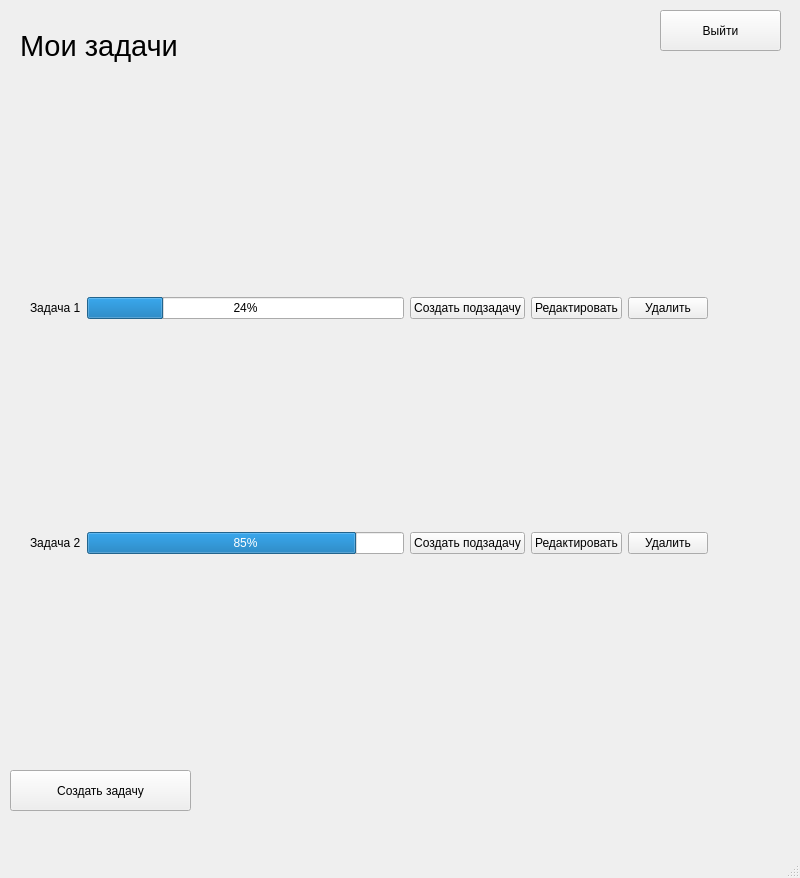
Qt form gui/tasks.ui (BardRandall/Planner) before a commit.
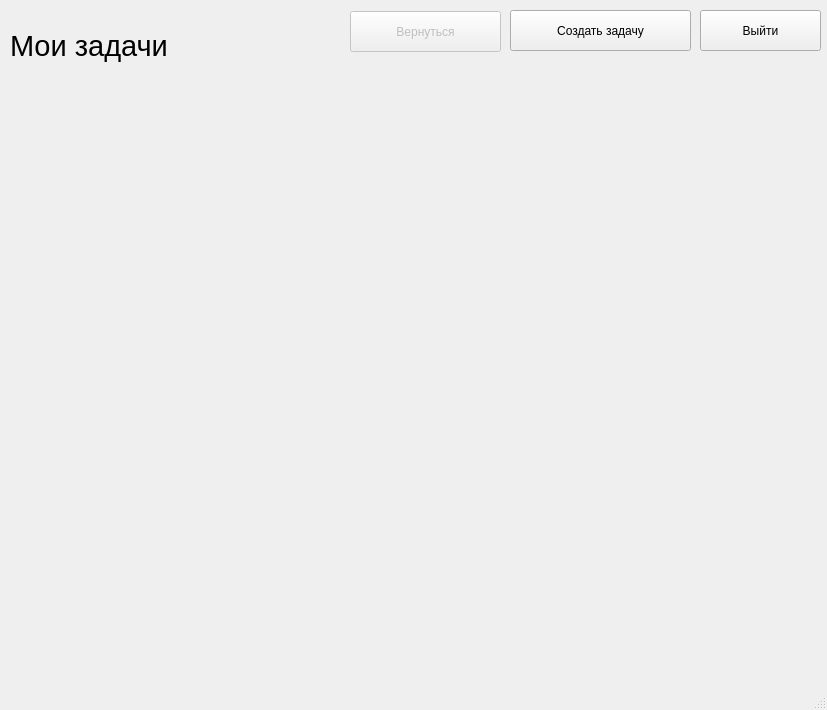
The same form after that commit.

Commit message: Added creation, edit, display tasks

What changed in the file:
```diff
--- a/gui/tasks.ui
+++ b/gui/tasks.ui
@@ -6,8 +6,8 @@
    <rect>
     <x>0</x>
     <y>0</y>
-    <width>800</width>
-    <height>878</height>
+    <width>827</width>
+    <height>710</height>
    </rect>
   </property>
   <property name="windowTitle">
@@ -17,9 +17,9 @@
    <widget class="QLabel" name="label">
     <property name="geometry">
      <rect>
-      <x>20</x>
+      <x>10</x>
       <y>20</y>
-      <width>201</width>
+      <width>341</width>
       <height>51</height>
      </rect>
     </property>
@@ -35,90 +35,19 @@
    <widget class="QWidget" name="gridLayoutWidget">
     <property name="geometry">
      <rect>
-      <x>30</x>
-      <y>90</y>
-      <width>678</width>
-      <height>671</height>
+      <x>10</x>
+      <y>70</y>
+      <width>811</width>
+      <height>581</height>
      </rect>
     </property>
-    <layout class="QGridLayout" name="gridLayout">
-     <item row="0" column="4">
-      <widget class="QPushButton" name="pushButton_3">
-       <property name="text">
-        <string>Удалить</string>
-       </property>
-      </widget>
-     </item>
-     <item row="0" column="3">
-      <widget class="QPushButton" name="pushButton_2">
-       <property name="text">
-        <string>Редактировать</string>
-       </property>
-      </widget>
-     </item>
-     <item row="1" column="0">
-      <widget class="QLabel" name="label_3">
-       <property name="text">
-        <string>Задача 2</string>
-       </property>
-      </widget>
-     </item>
-     <item row="1" column="3">
-      <widget class="QPushButton" name="pushButton_5">
-       <property name="text">
-        <string>Редактировать</string>
-       </property>
-      </widget>
-     </item>
-     <item row="1" column="4">
-      <widget class="QPushButton" name="pushButton_6">
-       <property name="text">
-        <string>Удалить</string>
-       </property>
-      </widget>
-     </item>
-     <item row="1" column="2">
-      <widget class="QPushButton" name="pushButton_4">
-       <property name="text">
-        <string>Создать подзадачу</string>
-       </property>
-      </widget>
-     </item>
-     <item row="0" column="0">
-      <widget class="QLabel" name="label_2">
-       <property name="text">
-        <string>Задача 1</string>
-       </property>
-      </widget>
-     </item>
-     <item row="0" column="1">
-      <widget class="QProgressBar" name="progressBar">
-       <property name="value">
-        <number>24</number>
-       </property>
-      </widget>
-     </item>
-     <item row="0" column="2">
-      <widget class="QPushButton" name="pushButton">
-       <property name="text">
-        <string>Создать подзадачу</string>
-       </property>
-      </widget>
-     </item>
-     <item row="1" column="1">
-      <widget class="QProgressBar" name="progressBar_2">
-       <property name="value">
-        <number>85</number>
-       </property>
-      </widget>
-     </item>
-    </layout>
+    <layout class="QGridLayout" name="gridLayout"/>
    </widget>
    <widget class="QPushButton" name="creator">
     <property name="geometry">
      <rect>
-      <x>10</x>
-      <y>770</y>
+      <x>510</x>
+      <y>10</y>
       <width>181</width>
       <height>41</height>
      </rect>
@@ -130,7 +59,7 @@
    <widget class="QPushButton" name="logoutButton">
     <property name="geometry">
      <rect>
-      <x>660</x>
+      <x>700</x>
       <y>10</y>
       <width>121</width>
       <height>41</height>
@@ -140,6 +69,46 @@
      <string>Выйти</string>
     </property>
    </widget>
+   <widget class="QLabel" name="noTasksLabel">
+    <property name="geometry">
+     <rect>
+      <x>280</x>
+      <y>300</y>
+      <width>251</width>
+      <height>61</height>
+     </rect>
+    </property>
+    <property name="font">
+     <font>
+      <pointsize>18</pointsize>
+     </font>
+    </property>
+    <property name="text">
+     <string/>
+    </property>
+   </widget>
+   <widget class="QPushButton" name="backButton">
+    <property name="enabled">
+     <bool>false</bool>
+    </property>
+    <property name="geometry">
+     <rect>
+      <x>350</x>
+      <y>11</y>
+      <width>151</width>
+      <height>41</height>
+     </rect>
+    </property>
+    <property name="text">
+     <string>Вернуться</string>
+    </property>
+    <property name="checkable">
+     <bool>false</bool>
+    </property>
+    <property name="checked">
+     <bool>false</bool>
+    </property>
+   </widget>
   </widget>
   <widget class="QMenuBar" name="menubar">
    <property name="geometry">
```
Left out of the diff: 6 changed lines with no effect on the pictures. The commit also changes 8 other files.
